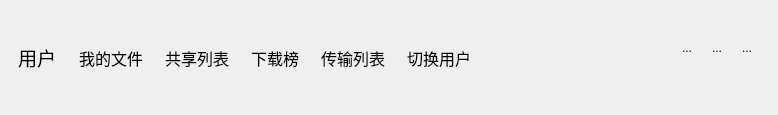
Qt form CloudDemo/buttongroup.ui (18292677162/CloudStorage) before a commit.
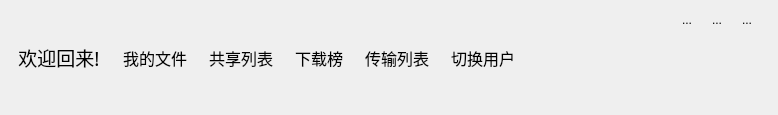
The same form after that commit. Icons and pictures are not drawn.

The edit to the form file:
```diff
--- a/CloudDemo/buttongroup.ui
+++ b/CloudDemo/buttongroup.ui
@@ -25,7 +25,7 @@
   <property name="windowTitle">
    <string>Form</string>
   </property>
-  <layout class="QHBoxLayout" name="horizontalLayout_3">
+  <layout class="QGridLayout" name="gridLayout_2">
    <property name="leftMargin">
     <number>9</number>
    </property>
@@ -38,202 +38,7 @@
    <property name="bottomMargin">
     <number>9</number>
    </property>
-   <item>
-    <widget class="QWidget" name="btns_wg" native="true">
-     <layout class="QHBoxLayout" name="horizontalLayout">
-      <property name="leftMargin">
-       <number>0</number>
-      </property>
-      <property name="topMargin">
-       <number>0</number>
-      </property>
-      <property name="rightMargin">
-       <number>0</number>
-      </property>
-      <property name="bottomMargin">
-       <number>0</number>
-      </property>
-      <item>
-       <widget class="QToolButton" name="login_usr">
-        <property name="enabled">
-         <bool>true</bool>
-        </property>
-        <property name="font">
-         <font>
-          <family>幼圆</family>
-          <pointsize>14</pointsize>
-         </font>
-        </property>
-        <property name="text">
-         <string>用户</string>
-        </property>
-        <property name="icon">
-         <iconset>
-          <normaloff>:/image/title_user.png</normaloff>:/image/title_user.png</iconset>
-        </property>
-        <property name="iconSize">
-         <size>
-          <width>70</width>
-          <height>70</height>
-         </size>
-        </property>
-        <property name="toolButtonStyle">
-         <enum>Qt::ToolButtonTextUnderIcon</enum>
-        </property>
-        <property name="autoRaise">
-         <bool>true</bool>
-        </property>
-       </widget>
-      </item>
-      <item>
-       <widget class="QToolButton" name="myfile">
-        <property name="font">
-         <font>
-          <family>幼圆</family>
-          <pointsize>12</pointsize>
-         </font>
-        </property>
-        <property name="text">
-         <string>我的文件</string>
-        </property>
-        <property name="icon">
-         <iconset>
-          <normaloff>:/image/tile_file.png</normaloff>:/image/tile_file.png</iconset>
-        </property>
-        <property name="iconSize">
-         <size>
-          <width>50</width>
-          <height>50</height>
-         </size>
-        </property>
-        <property name="toolButtonStyle">
-         <enum>Qt::ToolButtonTextUnderIcon</enum>
-        </property>
-        <property name="autoRaise">
-         <bool>true</bool>
-        </property>
-       </widget>
-      </item>
-      <item>
-       <widget class="QToolButton" name="sharelist">
-        <property name="font">
-         <font>
-          <family>幼圆</family>
-          <pointsize>12</pointsize>
-         </font>
-        </property>
-        <property name="text">
-         <string>共享列表</string>
-        </property>
-        <property name="icon">
-         <iconset>
-          <normaloff>:/image/title_share.png</normaloff>:/image/title_share.png</iconset>
-        </property>
-        <property name="iconSize">
-         <size>
-          <width>50</width>
-          <height>50</height>
-         </size>
-        </property>
-        <property name="toolButtonStyle">
-         <enum>Qt::ToolButtonTextUnderIcon</enum>
-        </property>
-        <property name="autoRaise">
-         <bool>true</bool>
-        </property>
-       </widget>
-      </item>
-      <item>
-       <widget class="QToolButton" name="download">
-        <property name="font">
-         <font>
-          <family>幼圆</family>
-          <pointsize>12</pointsize>
-         </font>
-        </property>
-        <property name="text">
-         <string>下载榜</string>
-        </property>
-        <property name="icon">
-         <iconset>
-          <normaloff>:/image/tile_hot.png</normaloff>:/image/tile_hot.png</iconset>
-        </property>
-        <property name="iconSize">
-         <size>
-          <width>50</width>
-          <height>50</height>
-         </size>
-        </property>
-        <property name="toolButtonStyle">
-         <enum>Qt::ToolButtonTextUnderIcon</enum>
-        </property>
-        <property name="autoRaise">
-         <bool>true</bool>
-        </property>
-       </widget>
-      </item>
-      <item>
-       <widget class="QToolButton" name="transform">
-        <property name="font">
-         <font>
-          <family>幼圆</family>
-          <pointsize>12</pointsize>
-         </font>
-        </property>
-        <property name="text">
-         <string>传输列表</string>
-        </property>
-        <property name="icon">
-         <iconset>
-          <normaloff>:/image/title_data.png</normaloff>:/image/title_data.png</iconset>
-        </property>
-        <property name="iconSize">
-         <size>
-          <width>50</width>
-          <height>50</height>
-         </size>
-        </property>
-        <property name="toolButtonStyle">
-         <enum>Qt::ToolButtonTextUnderIcon</enum>
-        </property>
-        <property name="autoRaise">
-         <bool>true</bool>
-        </property>
-       </widget>
-      </item>
-      <item>
-       <widget class="QToolButton" name="switchuser">
-        <property name="font">
-         <font>
-          <family>幼圆</family>
-          <pointsize>12</pointsize>
-         </font>
-        </property>
-        <property name="text">
-         <string>切换用户</string>
-        </property>
-        <property name="icon">
-         <iconset>
-          <normaloff>:/image/title_change.png</normaloff>:/image/title_change.png</iconset>
-        </property>
-        <property name="iconSize">
-         <size>
-          <width>50</width>
-          <height>50</height>
-         </size>
-        </property>
-        <property name="toolButtonStyle">
-         <enum>Qt::ToolButtonTextUnderIcon</enum>
-        </property>
-        <property name="autoRaise">
-         <bool>true</bool>
-        </property>
-       </widget>
-      </item>
-     </layout>
-    </widget>
-   </item>
-   <item>
+   <item row="0" column="1">
     <spacer name="horizontalSpacer_2">
      <property name="orientation">
       <enum>Qt::Horizontal</enum>
@@ -249,7 +54,7 @@
      </property>
     </spacer>
    </item>
-   <item>
+   <item row="0" column="2">
     <widget class="QWidget" name="widget_2" native="true">
      <layout class="QVBoxLayout" name="verticalLayout">
       <property name="spacing">
@@ -348,7 +153,7 @@
             <enum>Qt::Vertical</enum>
            </property>
            <property name="sizeType">
-            <enum>QSizePolicy::Fixed</enum>
+            <enum>QSizePolicy::Expanding</enum>
            </property>
            <property name="sizeHint" stdset="0">
             <size>
@@ -393,6 +198,201 @@
      </layout>
     </widget>
    </item>
+   <item row="0" column="0">
+    <widget class="QWidget" name="btns_wg" native="true">
+     <layout class="QHBoxLayout" name="horizontalLayout">
+      <property name="leftMargin">
+       <number>0</number>
+      </property>
+      <property name="topMargin">
+       <number>0</number>
+      </property>
+      <property name="rightMargin">
+       <number>0</number>
+      </property>
+      <property name="bottomMargin">
+       <number>0</number>
+      </property>
+      <item>
+       <widget class="QToolButton" name="login_usr">
+        <property name="enabled">
+         <bool>true</bool>
+        </property>
+        <property name="font">
+         <font>
+          <family>幼圆</family>
+          <pointsize>14</pointsize>
+         </font>
+        </property>
+        <property name="text">
+         <string>欢迎回来!</string>
+        </property>
+        <property name="icon">
+         <iconset resource="qrc.qrc">
+          <normaloff>:/image/title_user.png</normaloff>:/image/title_user.png</iconset>
+        </property>
+        <property name="iconSize">
+         <size>
+          <width>70</width>
+          <height>70</height>
+         </size>
+        </property>
+        <property name="toolButtonStyle">
+         <enum>Qt::ToolButtonTextUnderIcon</enum>
+        </property>
+        <property name="autoRaise">
+         <bool>true</bool>
+        </property>
+       </widget>
+      </item>
+      <item>
+       <widget class="QToolButton" name="myfile">
+        <property name="font">
+         <font>
+          <family>幼圆</family>
+          <pointsize>12</pointsize>
+         </font>
+        </property>
+        <property name="text">
+         <string>我的文件</string>
+        </property>
+        <property name="icon">
+         <iconset resource="qrc.qrc">
+          <normaloff>:/image/tile_file.png</normaloff>:/image/tile_file.png</iconset>
+        </property>
+        <property name="iconSize">
+         <size>
+          <width>50</width>
+          <height>50</height>
+         </size>
+        </property>
+        <property name="toolButtonStyle">
+         <enum>Qt::ToolButtonTextUnderIcon</enum>
+        </property>
+        <property name="autoRaise">
+         <bool>true</bool>
+        </property>
+       </widget>
+      </item>
+      <item>
+       <widget class="QToolButton" name="sharelist">
+        <property name="font">
+         <font>
+          <family>幼圆</family>
+          <pointsize>12</pointsize>
+         </font>
+        </property>
+        <property name="text">
+         <string>共享列表</string>
+        </property>
+        <property name="icon">
+         <iconset resource="qrc.qrc">
+          <normaloff>:/image/title_share.png</normaloff>:/image/title_share.png</iconset>
+        </property>
+        <property name="iconSize">
+         <size>
+          <width>50</width>
+          <height>50</height>
+         </size>
+        </property>
+        <property name="toolButtonStyle">
+         <enum>Qt::ToolButtonTextUnderIcon</enum>
+        </property>
+        <property name="autoRaise">
+         <bool>true</bool>
+        </property>
+       </widget>
+      </item>
+      <item>
+       <widget class="QToolButton" name="download">
+        <property name="font">
+         <font>
+          <family>幼圆</family>
+          <pointsize>12</pointsize>
+         </font>
+        </property>
+        <property name="text">
+         <string>下载榜</string>
+        </property>
+        <property name="icon">
+         <iconset resource="qrc.qrc">
+          <normaloff>:/image/tile_hot.png</normaloff>:/image/tile_hot.png</iconset>
+        </property>
+        <property name="iconSize">
+         <size>
+          <width>50</width>
+          <height>50</height>
+         </size>
+        </property>
+        <property name="toolButtonStyle">
+         <enum>Qt::ToolButtonTextUnderIcon</enum>
+        </property>
+        <property name="autoRaise">
+         <bool>true</bool>
+        </property>
+       </widget>
+      </item>
+      <item>
+       <widget class="QToolButton" name="transform">
+        <property name="font">
+         <font>
+          <family>幼圆</family>
+          <pointsize>12</pointsize>
+         </font>
+        </property>
+        <property name="text">
+         <string>传输列表</string>
+        </property>
+        <property name="icon">
+         <iconset resource="qrc.qrc">
+          <normaloff>:/image/title_data.png</normaloff>:/image/title_data.png</iconset>
+        </property>
+        <property name="iconSize">
+         <size>
+          <width>50</width>
+          <height>50</height>
+         </size>
+        </property>
+        <property name="toolButtonStyle">
+         <enum>Qt::ToolButtonTextUnderIcon</enum>
+        </property>
+        <property name="autoRaise">
+         <bool>true</bool>
+        </property>
+       </widget>
+      </item>
+      <item>
+       <widget class="QToolButton" name="switchuser">
+        <property name="font">
+         <font>
+          <family>幼圆</family>
+          <pointsize>12</pointsize>
+         </font>
+        </property>
+        <property name="text">
+         <string>切换用户</string>
+        </property>
+        <property name="icon">
+         <iconset resource="qrc.qrc">
+          <normaloff>:/image/title_change.png</normaloff>:/image/title_change.png</iconset>
+        </property>
+        <property name="iconSize">
+         <size>
+          <width>50</width>
+          <height>50</height>
+         </size>
+        </property>
+        <property name="toolButtonStyle">
+         <enum>Qt::ToolButtonTextUnderIcon</enum>
+        </property>
+        <property name="autoRaise">
+         <bool>true</bool>
+        </property>
+       </widget>
+      </item>
+     </layout>
+    </widget>
+   </item>
   </layout>
  </widget>
  <resources/>
```
Left out of the diff: 13 changed lines with no effect on the pictures.
